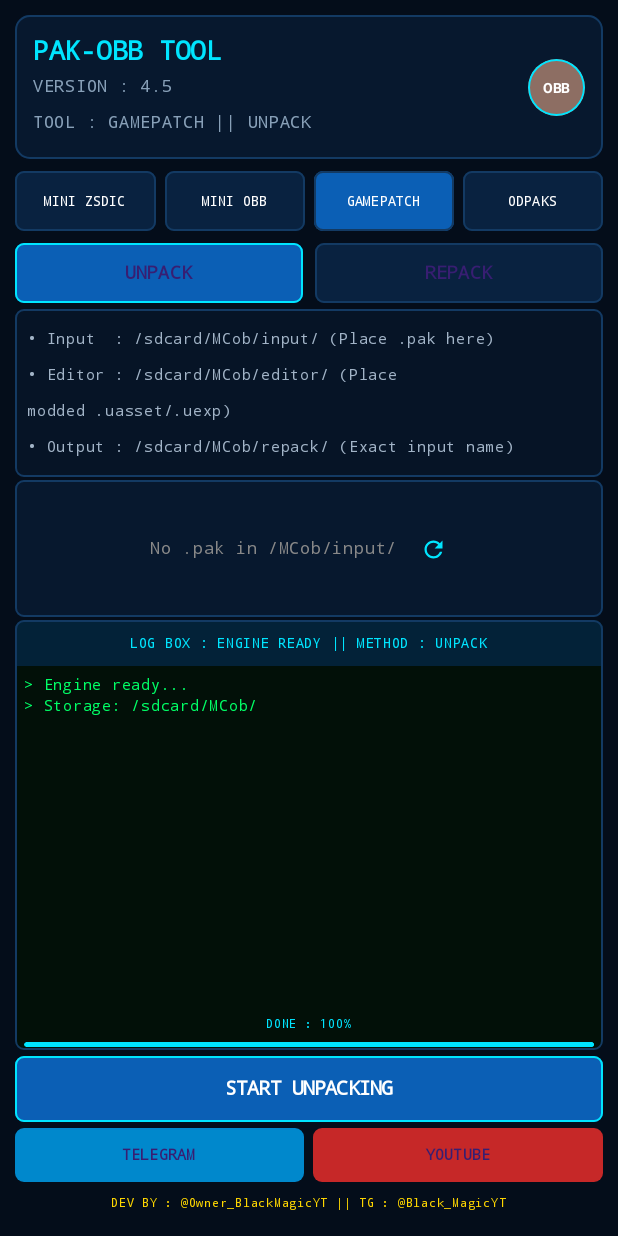
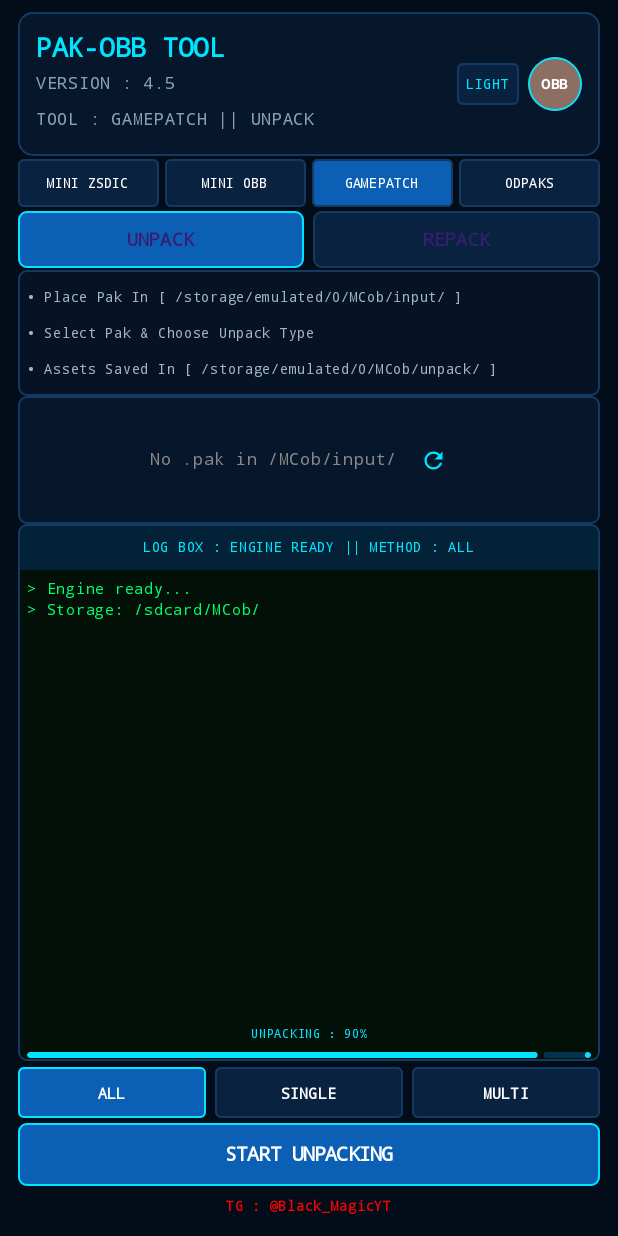
Before and after one commit to bindassrkks-cell/Tool-pak, an Android app built with Jetpack Compose: the screen it shows after launch (MainActivity), on a phone screen of 412 x 824 dp. Run offline under Robolectric (Android 15) with nearby library versions, the phone set to English and light mode, and no system bars; libraries missing offline, so code that uses them is left out: com.chaquo.python; 6 statements that could not run were skipped.

Commit message:
Exact UI & Deep MT Manager Unreal Engine Tree Extraction [skip ci]

```diff
--- a/app/src/main/java/com/mcob/paktool/MainActivity.kt
+++ b/app/src/main/java/com/mcob/paktool/MainActivity.kt
@@ -17,8 +17,8 @@ import androidx.compose.foundation.shape.CircleShape
 import androidx.compose.foundation.shape.RoundedCornerShape
 import androidx.compose.material.icons.Icons
 import androidx.compose.material.icons.filled.Brightness2
-import androidx.compose.material.icons.filled.CheckCircle
-import androidx.compose.material.icons.filled.RadioButtonUnchecked
+import androidx.compose.material.icons.filled.CheckBox
+import androidx.compose.material.icons.filled.CheckBoxOutlineBlank
 import androidx.compose.material.icons.filled.Refresh
 import androidx.compose.material3.*
 import androidx.compose.runtime.*
@@ -37,8 +37,8 @@ import kotlinx.coroutines.withContext
 import org.json.JSONArray
 import org.json.JSONObject
 
-val DarkBg = Color(0xFF040D1A)
-val CardBg = Color(0xFF07182E)
+val DarkBg = Color(0xFF030D1A)
+val CardBg = Color(0xFF06172C)
 val BorderCyan = Color(0xFF133A63)
 val NeonCyan = Color(0xFF00E5FF)
 val NeonGreen = Color(0xFF00FF66)
@@ -78,10 +78,14 @@ enum class ToolMode { UNPACK, REPACK }
 fun ResponsivePakToolScreen() {
     var toolMode by remember { mutableStateOf(ToolMode.UNPACK) }
     var selectedGameType by remember { mutableStateOf("GAMEPATCH") }
+    var unpackMethod by remember { mutableStateOf("ALL") }
+
     var detectedPaks by remember { mutableStateOf(listOf<String>()) }
-    var selectedPak by remember { mutableStateOf("") }
+    var selectedPaks by remember { mutableStateOf(setOf<String>()) }
+    var selectAll by remember { mutableStateOf(false) }
+
     var logMessages by remember { mutableStateOf(listOf("> Engine ready...", "> Storage: /sdcard/MCob/")) }
-    var progress by remember { mutableStateOf(1f) }
+    var progress by remember { mutableStateOf(0.9f) }
     var isProcessing by remember { mutableStateOf(false) }
 
     val coroutineScope = rememberCoroutineScope()
@@ -99,8 +103,8 @@ fun ResponsivePakToolScreen() {
                 }
                 withContext(Dispatchers.Main) {
                     detectedPaks = list
-                    if (list.isNotEmpty() && (selectedPak.isEmpty() || !list.contains(selectedPak))) {
-                        selectedPak = list[0]
+                    if (list.isNotEmpty() && selectedPaks.isEmpty()) {
+                        selectedPaks = setOf(list[0])
                     }
                 }
             } catch (e: Exception) {
@@ -124,10 +128,10 @@ fun ResponsivePakToolScreen() {
     Column(
         modifier = Modifier
             .fillMaxSize()
-            .padding(10.dp),
+            .padding(horizontal = 12.dp, vertical = 8.dp),
         verticalArrangement = Arrangement.SpaceBetween
     ) {
-        // HEADER
+        // 1. TOP HEADER
         Card(
             modifier = Modifier
                 .fillMaxWidth()
@@ -144,9 +148,18 @@ fun ResponsivePakToolScreen() {
                     Text("PAK-OBB TOOL", color = NeonCyan, fontSize = 17.sp, fontWeight = FontWeight.Bold, fontFamily = FontFamily.Monospace)
                     Text("VERSION : 4.5\nTOOL : $selectedGameType || ${toolMode.name}", color = Color(0xFF88A0B8), fontSize = 11.sp, fontFamily = FontFamily.Monospace)
                 }
+                Row(verticalAlignment = Alignment.CenterVertically) {
+                    Card(
+                        shape = RoundedCornerShape(4.dp),
+                        colors = CardDefaults.cardColors(containerColor = Color(0xFF092240)),
+                        border = BorderStroke(1.dp, BorderCyan)
+                    ) {
+                        Text("LIGHT", color = NeonCyan, fontSize = 9.sp, fontFamily = FontFamily.Monospace, modifier = Modifier.padding(horizontal = 6.dp, vertical = 2.dp))
+                    }
+                    Spacer(modifier = Modifier.width(6.dp))
                     Box(
                         modifier = Modifier
-                        .size(38.dp)
+                            .size(36.dp)
                             .clip(CircleShape)
                             .background(Color(0xFF8D6E63))
                             .border(1.dp, NeonCyan, CircleShape),
@@ -156,30 +169,31 @@ fun ResponsivePakToolScreen() {
                     }
                 }
             }
+        }
 
-        // CATEGORY ROW
-        Row(modifier = Modifier.fillMaxWidth().padding(top = 4.dp), horizontalArrangement = Arrangement.spacedBy(6.dp)) {
+        // 2. CATEGORY SWITCHERS
+        Row(modifier = Modifier.fillMaxWidth().padding(top = 2.dp), horizontalArrangement = Arrangement.spacedBy(4.dp)) {
             listOf("MINI ZSDIC", "MINI OBB", "GAMEPATCH", "ODPAKS").forEach { type ->
                 Button(
                     onClick = { selectedGameType = type },
-                    modifier = Modifier.weight(1f),
-                    shape = RoundedCornerShape(6.dp),
+                    modifier = Modifier.weight(1f).height(32.dp),
+                    shape = RoundedCornerShape(4.dp),
                     colors = ButtonDefaults.buttonColors(
                         containerColor = if (selectedGameType == type) BtnBlue else Color(0xFF092240)
                     ),
                     border = BorderStroke(1.dp, BorderCyan),
-                    contentPadding = PaddingValues(vertical = 4.dp, horizontal = 2.dp)
+                    contentPadding = PaddingValues(0.dp)
                 ) {
-                    Text(type, fontSize = 9.sp, fontFamily = FontFamily.Monospace, color = Color.White, maxLines = 1)
+                    Text(type, fontSize = 9.sp, fontFamily = FontFamily.Monospace, color = Color.White)
                 }
             }
         }
 
-        // UNPACK / REPACK SWITCH
-        Row(modifier = Modifier.fillMaxWidth().padding(vertical = 4.dp), horizontalArrangement = Arrangement.spacedBy(8.dp)) {
+        // 3. UNPACK / REPACK TABS
+        Row(modifier = Modifier.fillMaxWidth().padding(vertical = 2.dp), horizontalArrangement = Arrangement.spacedBy(6.dp)) {
             Button(
                 onClick = { toolMode = ToolMode.UNPACK },
-                modifier = Modifier.weight(1f).height(40.dp),
+                modifier = Modifier.weight(1f).height(38.dp),
                 shape = RoundedCornerShape(6.dp),
                 colors = ButtonDefaults.buttonColors(containerColor = if (toolMode == ToolMode.UNPACK) BtnBlue else Color(0xFF092240)),
                 border = BorderStroke(1.dp, if (toolMode == ToolMode.UNPACK) NeonCyan else BorderCyan)
@@ -189,7 +203,7 @@ fun ResponsivePakToolScreen() {
 
             Button(
                 onClick = { toolMode = ToolMode.REPACK },
-                modifier = Modifier.weight(1f).height(40.dp),
+                modifier = Modifier.weight(1f).height(38.dp),
                 shape = RoundedCornerShape(6.dp),
                 colors = ButtonDefaults.buttonColors(containerColor = if (toolMode == ToolMode.REPACK) BtnBlue else Color(0xFF092240)),
                 border = BorderStroke(1.dp, if (toolMode == ToolMode.REPACK) NeonCyan else BorderCyan)
@@ -198,25 +212,24 @@ fun ResponsivePakToolScreen() {
             }
         }
 
-        // STORAGE INSTRUCTION CARD
+        // 4. PATH INFO CARD
         Card(
             modifier = Modifier.fillMaxWidth().border(1.dp, BorderCyan, RoundedCornerShape(6.dp)),
-            colors = CardDefaults.cardColors(containerColor = Color(0xFF061426)),
+            colors = CardDefaults.cardColors(containerColor = Color(0xFF051324)),
             shape = RoundedCornerShape(6.dp)
         ) {
-            Column(modifier = Modifier.padding(8.dp)) {
-                Text("• Input  : /sdcard/MCob/input/ (Place .pak here)", color = Color(0xFFA2B4C7), fontSize = 10.sp, fontFamily = FontFamily.Monospace)
-                Text("• Editor : /sdcard/MCob/editor/ (Place modded .uasset/.uexp)", color = Color(0xFFA2B4C7), fontSize = 10.sp, fontFamily = FontFamily.Monospace)
-                Text("• Output : /sdcard/MCob/repack/ (Exact input name)", color = Color(0xFFA2B4C7), fontSize = 10.sp, fontFamily = FontFamily.Monospace)
+            Column(modifier = Modifier.padding(6.dp)) {
+                Text("• Place Pak In [ /storage/emulated/0/MCob/input/ ]", color = Color(0xFFA2B4C7), fontSize = 9.sp, fontFamily = FontFamily.Monospace)
+                Text("• Select Pak & Choose Unpack Type", color = Color(0xFFA2B4C7), fontSize = 9.sp, fontFamily = FontFamily.Monospace)
+                Text("• Assets Saved In [ /storage/emulated/0/MCob/unpack/ ]", color = Color(0xFFA2B4C7), fontSize = 9.sp, fontFamily = FontFamily.Monospace)
             }
         }
 
-        // FILE SELECTOR
+        // 5. DETECTED FILES LIST
         Card(
             modifier = Modifier
                 .fillMaxWidth()
-                .height(95.dp)
-                .padding(vertical = 2.dp)
+                .height(85.dp)
                 .border(1.dp, BorderCyan, RoundedCornerShape(6.dp)),
             colors = CardDefaults.cardColors(containerColor = CardBg),
             shape = RoundedCornerShape(6.dp)
@@ -231,36 +244,59 @@ fun ResponsivePakToolScreen() {
                     }
                 }
             } else {
-                LazyColumn(modifier = Modifier.padding(6.dp)) {
+                LazyColumn(modifier = Modifier.padding(4.dp)) {
                     items(detectedPaks) { pak ->
-                        val isSelected = selectedPak == pak
+                        val isChecked = selectedPaks.contains(pak)
                         Row(
                             modifier = Modifier
                                 .fillMaxWidth()
-                                .clickable { selectedPak = pak }
-                                .padding(vertical = 3.dp),
+                                .clickable {
+                                    selectedPaks = if (isChecked) selectedPaks - pak else selectedPaks + pak
+                                }
+                                .padding(vertical = 2.dp),
                             verticalAlignment = Alignment.CenterVertically
                         ) {
                             Icon(
-                                imageVector = if (isSelected) Icons.Default.CheckCircle else Icons.Default.RadioButtonUnchecked,
+                                imageVector = if (isChecked) Icons.Default.CheckBox else Icons.Default.CheckBoxOutlineBlank,
                                 contentDescription = null,
-                                tint = if (isSelected) Color(0xFFFFD700) else Color.Gray,
+                                tint = if (isChecked) NeonGreen else Color.Gray,
                                 modifier = Modifier.size(16.dp)
                             )
                             Spacer(modifier = Modifier.width(6.dp))
                             Text(
                                 text = pak,
-                                color = if (isSelected) Color(0xFFFFD700) else Color.White,
+                                color = if (isChecked) NeonGreen else Color.White,
                                 fontSize = 11.sp,
                                 fontFamily = FontFamily.Monospace
                             )
+                        }
+                    }
+                    item {
+                        Row(
+                            modifier = Modifier
+                                .fillMaxWidth()
+                                .clickable {
+                                    selectAll = !selectAll
+                                    selectedPaks = if (selectAll) detectedPaks.toSet() else emptySet()
+                                }
+                                .padding(vertical = 2.dp),
+                            verticalAlignment = Alignment.CenterVertically
+                        ) {
+                            Icon(
+                                imageVector = if (selectAll) Icons.Default.CheckBox else Icons.Default.CheckBoxOutlineBlank,
+                                contentDescription = null,
+                                tint = if (selectAll) NeonCyan else Color.Gray,
+                                modifier = Modifier.size(16.dp)
+                            )
+                            Spacer(modifier = Modifier.width(6.dp))
+                            Text("SELECT ALL", color = NeonCyan, fontSize = 10.sp, fontFamily = FontFamily.Monospace, fontWeight = FontWeight.Bold)
                         }
                     }
                 }
             }
         }
 
-        // TERMINAL LOG BOX
+        // 6. TERMINAL LOG BOX
         Card(
             modifier = Modifier
                 .fillMaxWidth()
@@ -274,7 +310,7 @@ fun ResponsivePakToolScreen() {
                     modifier = Modifier.fillMaxWidth().background(Color(0xFF032238)).padding(vertical = 3.dp),
                     contentAlignment = Alignment.Center
                 ) {
-                    Text("LOG BOX : ENGINE READY || METHOD : ${toolMode.name}", color = NeonCyan, fontSize = 9.sp, fontFamily = FontFamily.Monospace)
+                    Text("LOG BOX : ENGINE READY || METHOD : $unpackMethod", color = NeonCyan, fontSize = 9.sp, fontFamily = FontFamily.Monospace)
                 }
                 LazyColumn(state = listState, modifier = Modifier.weight(1f).padding(6.dp)) {
                     items(logMessages) { msg ->
@@ -288,31 +324,47 @@ fun ResponsivePakToolScreen() {
                     }
                 }
                 Column(modifier = Modifier.fillMaxWidth().padding(horizontal = 6.dp, vertical = 2.dp)) {
-                    Text("DONE : ${(progress * 100).toInt()}%", color = NeonCyan, fontSize = 8.sp, fontFamily = FontFamily.Monospace, modifier = Modifier.align(Alignment.CenterHorizontally))
-                    LinearProgressIndicator(progress = { progress }, modifier = Modifier.fillMaxWidth().height(3.dp).clip(RoundedCornerShape(2.dp)), color = NeonCyan, trackColor = Color(0xFF05324D))
+                    Text("UNPACKING : ${(progress * 100).toInt()}%", color = NeonCyan, fontSize = 8.sp, fontFamily = FontFamily.Monospace, modifier = Modifier.align(Alignment.CenterHorizontally))
+                    LinearProgressIndicator(progress = { progress }, modifier = Modifier.fillMaxWidth().height(4.dp).clip(RoundedCornerShape(2.dp)), color = NeonCyan, trackColor = Color(0xFF05324D))
                 }
             }
         }
 
-        Spacer(modifier = Modifier.height(4.dp))
+        // 7. UNPACK TYPES (ALL, SINGLE, MULTI)
+        Row(modifier = Modifier.fillMaxWidth().padding(vertical = 3.dp), horizontalArrangement = Arrangement.spacedBy(6.dp)) {
+            listOf("ALL", "SINGLE", "MULTI").forEach { method ->
+                Button(
+                    onClick = { unpackMethod = method },
+                    modifier = Modifier.weight(1f).height(34.dp),
+                    shape = RoundedCornerShape(4.dp),
+                    colors = ButtonDefaults.buttonColors(
+                        containerColor = if (unpackMethod == method) BtnBlue else Color(0xFF092240)
+                    ),
+                    border = BorderStroke(1.dp, if (unpackMethod == method) NeonCyan else BorderCyan)
+                ) {
+                    Text(method, fontSize = 10.sp, fontFamily = FontFamily.Monospace, fontWeight = FontWeight.Bold, color = Color.White)
+                }
+            }
+        }
 
-        // ACTION BUTTON
+        // 8. ACTION BUTTON
         Button(
             onClick = {
-                if (selectedPak.isEmpty()) {
-                    logMessages = logMessages + "> Error: Please select a .pak file from input!"
+                if (selectedPaks.isEmpty()) {
+                    logMessages = logMessages + "> Error: Please select at least one .pak file!"
                     return@Button
                 }
                 isProcessing = true
-                progress = 0.3f
+                progress = 0.2f
                 coroutineScope.launch(Dispatchers.IO) {
                     try {
                         val py = Python.getInstance()
                         val module = py.getModule("pak_engine")
+                        selectedPaks.forEach { targetPak ->
                             val resJson = if (toolMode == ToolMode.UNPACK) {
-                            module.callAttr("unpack_pak_file", selectedPak).toString()
+                                module.callAttr("unpack_pak_file", targetPak, unpackMethod).toString()
                             } else {
-                            module.callAttr("repack_pak_file", selectedPak).toString()
+                                module.callAttr("repack_pak_file", targetPak).toString()
                             }
                             val obj = JSONObject(resJson)
                             val logsArr = obj.getJSONArray("logs")
@@ -323,6 +375,9 @@ fun ResponsivePakToolScreen() {
                             withContext(Dispatchers.Main) {
                                 logMessages = logMessages + newLogs
                                 progress = 1.0f
+                            }
+                        }
+                        withContext(Dispatchers.Main) {
                             isProcessing = false
                         }
                     } catch (e: Exception) {
@@ -333,7 +388,7 @@ fun ResponsivePakToolScreen() {
                     }
                 }
             },
-            modifier = Modifier.fillMaxWidth().height(44.dp),
+            modifier = Modifier.fillMaxWidth().height(42.dp),
             shape = RoundedCornerShape(6.dp),
             colors = ButtonDefaults.buttonColors(containerColor = BtnBlue),
             border = BorderStroke(1.dp, NeonCyan),
@@ -346,28 +401,7 @@ fun ResponsivePakToolScreen() {
             }
         }
 
-        Spacer(modifier = Modifier.height(4.dp))
-
-        // SOCIAL FOOTER
-        Row(modifier = Modifier.fillMaxWidth(), horizontalArrangement = Arrangement.spacedBy(6.dp)) {
-            Button(
-                onClick = { /* Telegram */ },
-                modifier = Modifier.weight(1f).height(36.dp),
-                shape = RoundedCornerShape(6.dp),
-                colors = ButtonDefaults.buttonColors(containerColor = Color(0xFF0088CC))
-            ) {
-                Text("TELEGRAM", fontSize = 10.sp, fontWeight = FontWeight.Bold, fontFamily = FontFamily.Monospace)
-            }
-            Button(
-                onClick = { /* YouTube */ },
-                modifier = Modifier.weight(1f).height(36.dp),
-                shape = RoundedCornerShape(6.dp),
-                colors = ButtonDefaults.buttonColors(containerColor = BtnRed)
-            ) {
-                Text("YOUTUBE", fontSize = 10.sp, fontWeight = FontWeight.Bold, fontFamily = FontFamily.Monospace)
+        // 9. FOOTER
+        Text("TG : @Black_MagicYT", color = Color.Red, fontSize = 9.sp, fontFamily = FontFamily.Monospace, fontWeight = FontWeight.Bold, modifier = Modifier.align(Alignment.CenterHorizontally).padding(top = 2.dp))
     }
 }
-
-        Text("DEV BY : @Owner_BlackMagicYT || TG : @Black_MagicYT", color = Color(0xFFFFD700), fontSize = 8.sp, fontFamily = FontFamily.Monospace, modifier = Modifier.align(Alignment.CenterHorizontally).padding(top = 2.dp))
-    }
-}
```
Also changed, not shown: 1 other file. Lines whose indentation alone changed are shown as unchanged.
